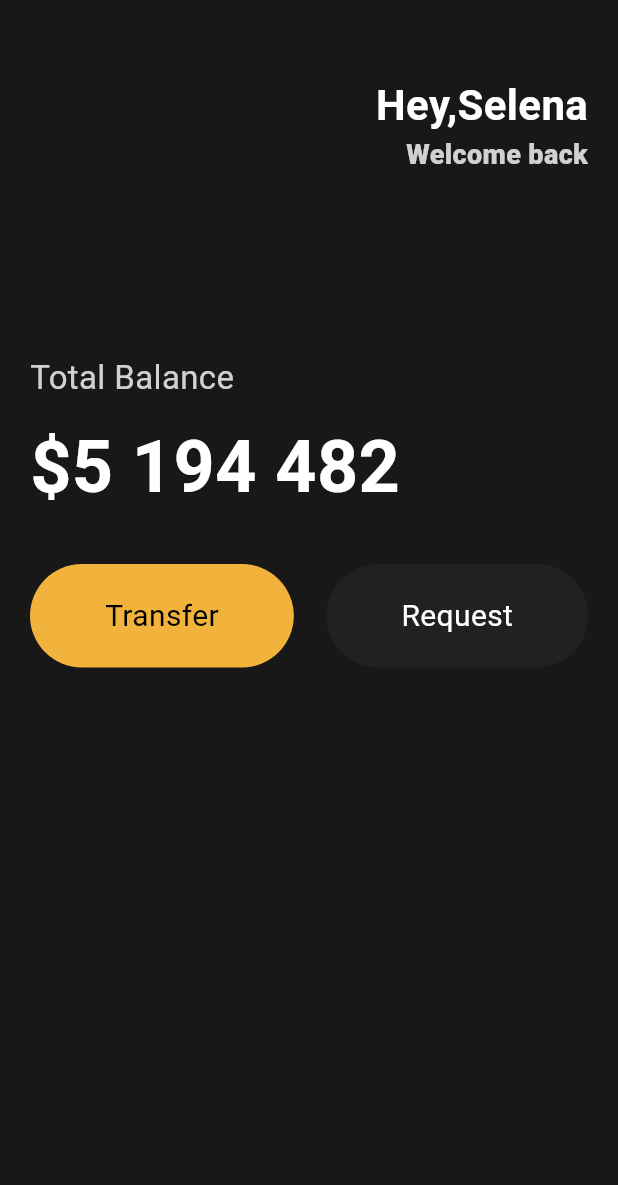
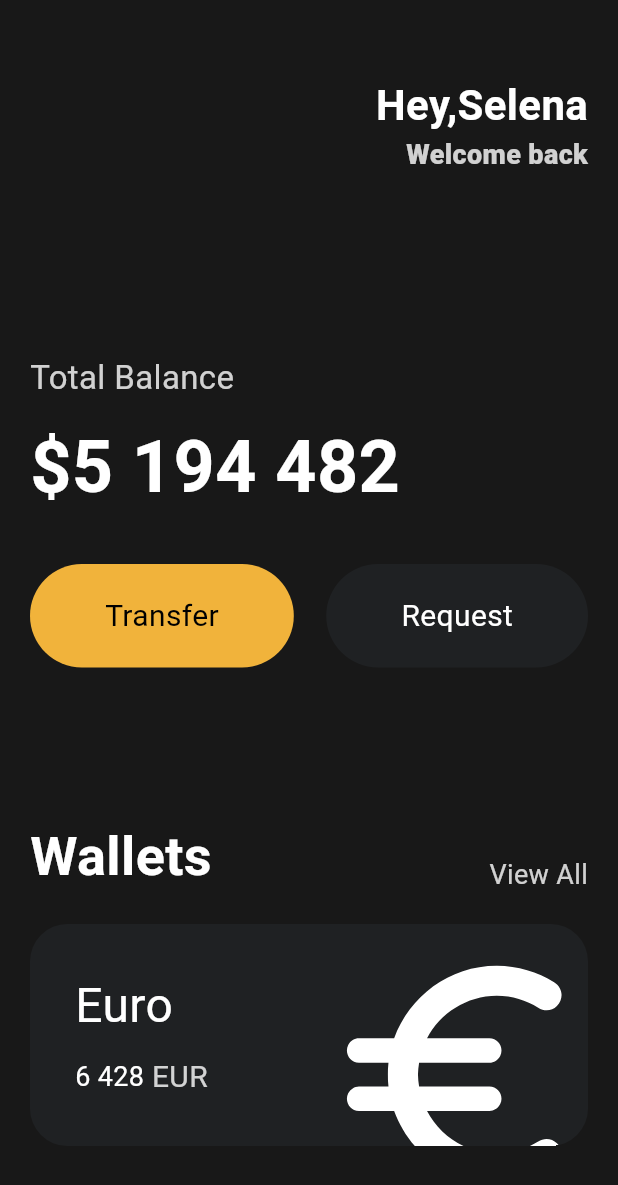
Before and after one commit to Nanioi/NomadCoderChallengeProject, a Flutter app: the screen it shows after launch, on a phone screen of 412 x 824 dp. Shown: the top 1185 px of the screen. Run offline on Flutter 3.47's test engine with Material 3 defaults, Android fonts, the phone set to English and light mode, and no system bars.

Commit message:
nomadcoder flutter challenge 3.6~3.7 - Card Widget 만들기 - Transform 이용해 아이콘 위치 이동 시켜보기

```diff
--- a/toonflix/lib/main.dart
+++ b/toonflix/lib/main.dart
@@ -85,6 +85,86 @@ class MyApp extends StatelessWidget {
                     textColor: Colors.white,
                   ),
                 ],
+              ),
+              const SizedBox(
+                height: 100,
+              ),
+              Row(
+                mainAxisAlignment: MainAxisAlignment.spaceBetween, // 수평
+                crossAxisAlignment: CrossAxisAlignment.end, // 수직
+                children: [
+                  const Text(
+                    "Wallets",
+                    style: TextStyle(
+                        color: Colors.white,
+                        fontSize: 36,
+                        fontWeight: FontWeight.w600),
+                  ),
+                  Text(
+                    'View All',
+                    style: TextStyle(
+                        color: Colors.white.withOpacity(0.8), fontSize: 18),
+                  ),
+                ],
+              ),
+              const SizedBox(height: 20),
+              Container(
+                clipBehavior: Clip.hardEdge,
+                decoration: BoxDecoration(
+                  color: const Color(0xFF1F2123),
+                  borderRadius: BorderRadius.circular(25),
+                ),
+                child: Padding(
+                  padding: const EdgeInsets.all(30),
+                  child: Row(
+                    mainAxisAlignment: MainAxisAlignment.spaceBetween,
+                    children: [
+                      Column(
+                        crossAxisAlignment: CrossAxisAlignment.start,
+                        children: [
+                          const Text(
+                            'Euro',
+                            style: TextStyle(color: Colors.white, fontSize: 32),
+                          ),
+                          const SizedBox(
+                            height: 10,
+                          ),
+                          Row(
+                            children: [
+                              const Text(
+                                '6 428',
+                                style: TextStyle(
+                                    color: Colors.white, fontSize: 18),
+                              ),
+                              const SizedBox(
+                                width: 5,
+                              ),
+                              Text(
+                                'EUR',
+                                style: TextStyle(
+                                    color: Colors.white.withOpacity(0.8),
+                                    fontSize: 20),
+                              ),
+                            ],
+                          )
+                        ],
+                      ),
+                      Transform.scale(
+                        // icon 크기 변경
+                        scale: 2.2,
+                        child: Transform.translate(
+                          // icon 위치 이동
+                          offset: const Offset(-5, 12),
+                          child: const Icon(
+                            Icons.euro_rounded,
+                            color: Colors.white,
+                            size: 88,
+                          ),
+                        ),
+                      ),
+                    ],
+                  ),
+                ),
               )
             ],
           ),
```
